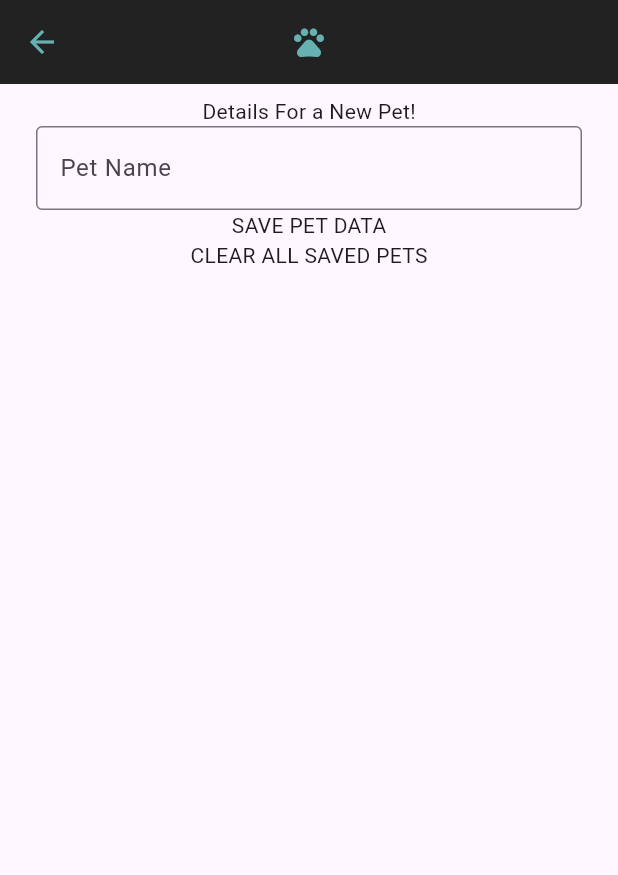
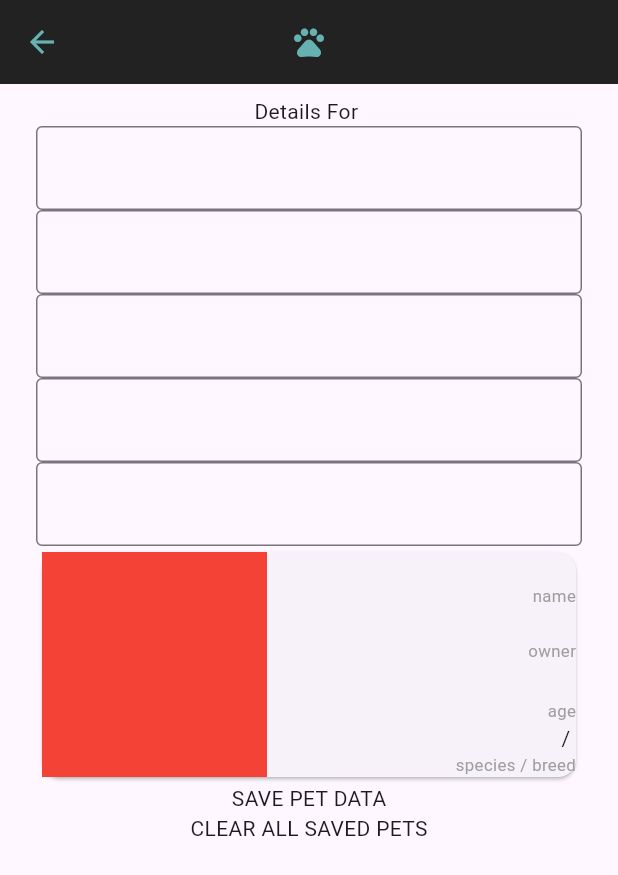
Before and after one commit to xyluphobia/PetProfileApp, a Flutter app: the PetDetailsView screen opened directly, after a tap on "SAVE PET DATA", on a phone screen of 412 x 824 dp. Shown: the top 875 px of the screen. Run offline on Flutter 3.47's test engine with Material 3 defaults, Android fonts, the phone set to English and light mode, and no system bars.

Commit message:
Started work on first card in pet details, this being basic information. Added development inputs to easily add and change pet data.

```diff
--- a/lib/petDetails.dart
+++ b/lib/petDetails.dart
@@ -8,7 +8,7 @@ import 'dart:convert';
 Pet Empty_Pet = Pet(
   name: '',
   image: '',
-  age: 0,
+  age: '',
   species: '',
   breed: '',
   owner: '',
@@ -46,7 +46,7 @@ class Pet {
 
   String image;
   String name;
-  int age;
+  String age;
   String species;
   String breed;
   String owner;
--- a/lib/pet_details_view.dart
+++ b/lib/pet_details_view.dart
@@ -14,35 +14,30 @@ class PetDetailsView extends StatefulWidget {
 class _PetDetailsViewState extends State<PetDetailsView> {
   bool newPet = false;
   late Pet pet;
+  late int petIndex = widget.petIndex;
 
   @override
   void initState() {
-    if (widget.petIndex == -1) {
+    if (petIndex == -1) {
       newPet = true;
     }
     super.initState();
   }
 
   @override
-  void didChangeDependencies() {
-    if (!newPet) {
-      pet = context.read<FileController>().petDetails!.data[widget.petIndex];
-    } else {
-      pet = Empty_Pet;
-    }
-    super.didChangeDependencies();
-  }
+  Widget build(BuildContext context) {
+    pet = context.select((FileController controller) => controller.petDetails == null ? Empty_Pet :
+    controller.petDetails!.data.isEmpty ? Empty_Pet : controller.petDetails!.data[petIndex]);
 
-  @override
-  Widget build(BuildContext context) {
     void addOrEditPetData() async {
       PetDetails? petDetails = context.read<FileController>().petDetails;
       if (newPet) {
         petDetails?.data.add(pet);
+        petIndex = (petDetails!.data.length - 1);
         newPet = false;
       }
       else {
-        petDetails?.data[widget.petIndex] = pet;
+        petDetails?.data[petIndex] = pet;
       }
 
       await context.read<FileController>().writePetDetails(petDetails!);
@@ -68,16 +63,8 @@ class _PetDetailsViewState extends State<PetDetailsView> {
           children: [
             Text('Details For ${newPet ? "a New Pet!" : pet.name}'),
             // Display circular image of the pet. Model this page after a contacts page.
-            TextField(
-              onChanged: (text) {
-                pet.name = text;
-              },
-              decoration: InputDecoration(
-                border: const OutlineInputBorder(),
-                hintText: newPet ? "Pet Name" : pet.name,
-              ),
-            ),
-
+            developmentInputFields(),
+            basicInfoCard(),
             GestureDetector(
               onTap: () {
                 addOrEditPetData();
@@ -97,4 +84,123 @@ class _PetDetailsViewState extends State<PetDetailsView> {
       ),
     );
   }
+
+  Widget basicInfoCard() {
+    return Card(
+      child: IntrinsicHeight(
+        child: Row(
+          mainAxisAlignment: MainAxisAlignment.spaceBetween,
+          children: [
+            Container(
+              width: 150,
+              height: 150,
+              color: Colors.red,
+            ),
+            Column(
+              textBaseline: TextBaseline.alphabetic,
+              mainAxisAlignment: MainAxisAlignment.spaceBetween,
+              crossAxisAlignment: CrossAxisAlignment.end,
+              children: [
+                Column(
+                  crossAxisAlignment: CrossAxisAlignment.end,
+                  children: [
+                    Column(
+                      crossAxisAlignment: CrossAxisAlignment.end,
+                      children: [
+                        Text(pet.name),
+                        const Text("name", style: TextStyle(color: Colors.grey), textScaler: TextScaler.linear(0.8),),
+                      ],
+                    ),
+                    Column(
+                      crossAxisAlignment: CrossAxisAlignment.end,
+                      children: [
+                        Text(pet.owner),
+                        const Text("owner", style: TextStyle(color: Colors.grey), textScaler: TextScaler.linear(0.8),),
+                      ],
+                    ),
+                  ],
+                ),
+                Column(
+                  crossAxisAlignment: CrossAxisAlignment.end,
+                  children: [
+                    Column(
+                      crossAxisAlignment: CrossAxisAlignment.end,
+                      children: [
+                        Text(pet.age),
+                        const Text("age" , style: TextStyle(color: Colors.grey), textScaler: TextScaler.linear(0.8),),
+                      ],
+                    ),
+                    Column(
+                      crossAxisAlignment: CrossAxisAlignment.end,
+                      children: [
+                        Text('${pet.species} / ${pet.breed}'),
+                        const Text("species / breed" , style: TextStyle(color: Colors.grey), textScaler: TextScaler.linear(0.8),),
+                      ],
+                    ),
+                  ],
+                ),
+              ],
+            ),
+          ],
+        ),
+      ),
+    );
+  }
+
+
+  Widget developmentInputFields() {
+    return Column(
+      children: [
+        TextField(
+          onChanged: (text) {
+            pet.name = text;
+          },
+          decoration: InputDecoration(
+            border: const OutlineInputBorder(),
+            hintText: newPet ? "Pet Name" : pet.name,
+          ),
+        ),
+
+        TextField(
+          onChanged: (text) {
+            pet.owner = text;
+          },
+          decoration: InputDecoration(
+            border: const OutlineInputBorder(),
+            hintText: newPet ? "Owner Name" : pet.owner,
+          ),
+        ),
+
+        TextField(
+          onChanged: (text) {
+            pet.age = text;
+          },
+          decoration: InputDecoration(
+            border: const OutlineInputBorder(),
+            hintText: newPet ? "Pet Age" : pet.age,
+          ),
+        ),
+
+        TextField(
+          onChanged: (text) {
+            pet.species = text;
+          },
+          decoration: InputDecoration(
+            border: const OutlineInputBorder(),
+            hintText: newPet ? "Pet Species" : pet.species,
+          ),
+        ),
+
+        TextField(
+          onChanged: (text) {
+            pet.breed = text;
+          },
+          decoration: InputDecoration(
+            border: const OutlineInputBorder(),
+            hintText: newPet ? "Pet Breed" : pet.breed,
+          ),
+        ),
+      ],
+    );
+  }
 }
```
